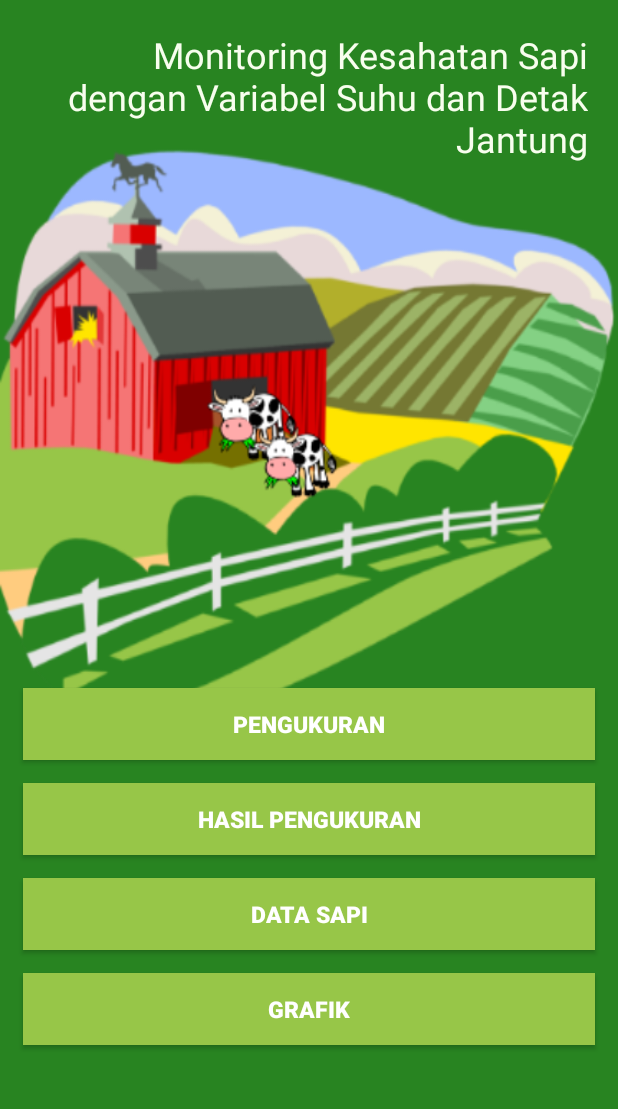
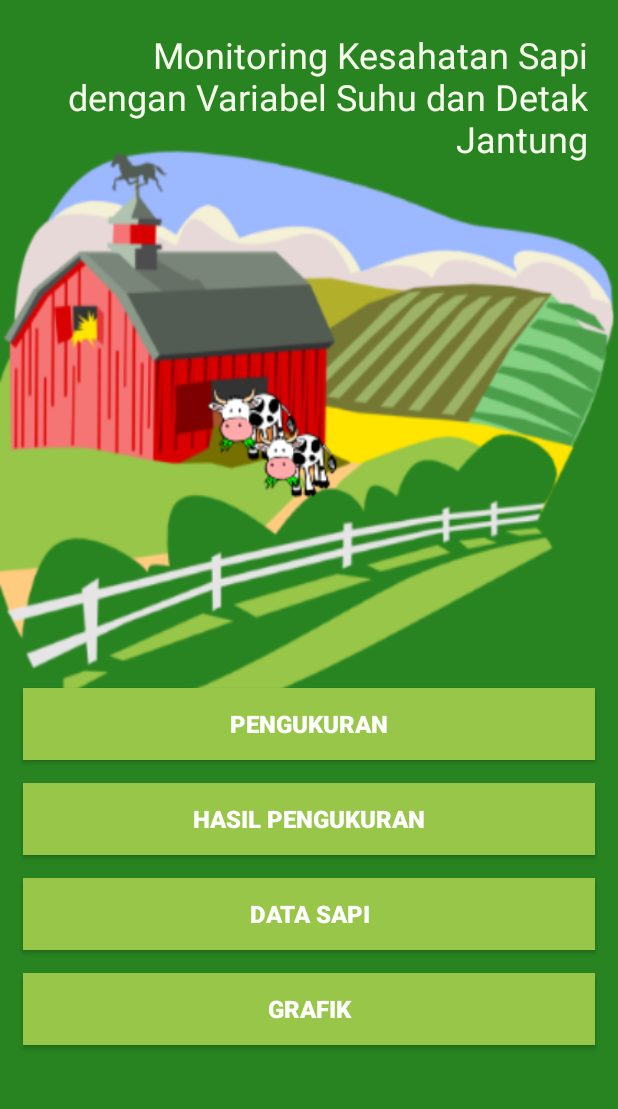
Before and after one commit to dindatria/ProjekTA, an Android app: the MainActivity screen opened directly, with no data from a screen before it, on a phone screen of 412 x 824 dp, the part 79-1188 px from its top. Run offline under Robolectric (Android 15) with nearby library versions, the phone set to English and light mode, and no system bars; Roboto replaces fonts that are not available here.

Commit message:
searchmenu.xml

```diff
--- a/app/src/main/AndroidManifest.xml
+++ b/app/src/main/AndroidManifest.xml
@@ -36,6 +36,7 @@
             <meta-data
                 android:name="android.support.PARENT_ACTIVITY"
                 android:value=".UI.MainActivity" />
+
         </activity>
         <activity android:name=".UI.GrafikActivity" />
         <activity android:name=".UI.MainActivity" />
--- a/app/src/main/res/layout/activity_main.xml
+++ b/app/src/main/res/layout/activity_main.xml
@@ -12,13 +12,13 @@
         android:id="@+id/textView1"
         android:layout_width="wrap_content"
         android:layout_height="wrap_content"
+        android:layout_marginHorizontal="20dp"
         android:layout_marginTop="20dp"
         android:fontFamily="@font/alfa_slab_one"
         android:text="I S E P I"
         android:textAlignment="textStart"
         android:textColor="#F8FEEE"
-        android:textSize="24sp"
-        android:layout_marginHorizontal="20dp"/>
+        android:textSize="24sp" />
 
     <TextView
         android:id="@+id/textView2"
@@ -43,10 +43,10 @@
         android:layout_marginHorizontal="15dp"
         android:layout_marginTop="350dp"
         android:background="#97C648"
-        android:fontFamily="sans-serif-black"
         android:text="PENGUKURAN"
         android:textAllCaps="false"
-        android:textSize="15sp" />
+        android:textSize="16sp"
+        android:textStyle="bold" />
 
     <Button
         android:id="@+id/button1"
@@ -58,10 +58,10 @@
         android:layout_marginHorizontal="15dp"
         android:layout_marginTop="15dp"
         android:background="#97C648"
-        android:fontFamily="sans-serif-black"
         android:text="HASIL PENGUKURAN"
         android:textAllCaps="false"
-        android:textSize="15sp" />
+        android:textSize="16sp"
+        android:textStyle="bold" />
 
     <Button
         android:id="@+id/button3"
@@ -73,9 +73,9 @@
         android:layout_marginHorizontal="15dp"
         android:layout_marginTop="15dp"
         android:background="#97C648"
-        android:fontFamily="sans-serif-black"
         android:text="DATA SAPI"
-        android:textSize="15sp" />
+        android:textSize="16sp"
+        android:textStyle="bold" />
 
     <Button
         android:id="@+id/button2"
@@ -87,9 +87,9 @@
         android:layout_marginHorizontal="15dp"
         android:layout_marginTop="15dp"
         android:background="#97C648"
-        android:fontFamily="sans-serif-black"
+        android:textStyle="bold"
         android:text="Grafik"
-        android:textSize="15sp" />
+        android:textSize="16sp" />
 
 
 </RelativeLayout>
```
